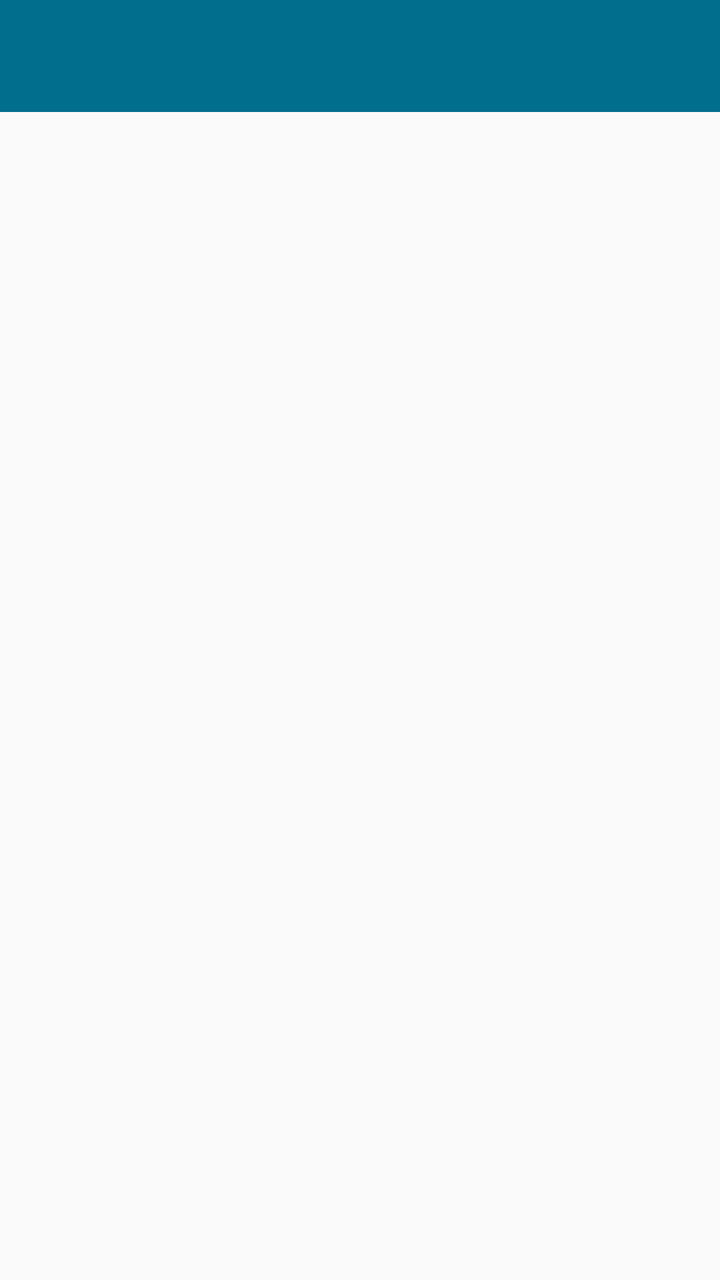
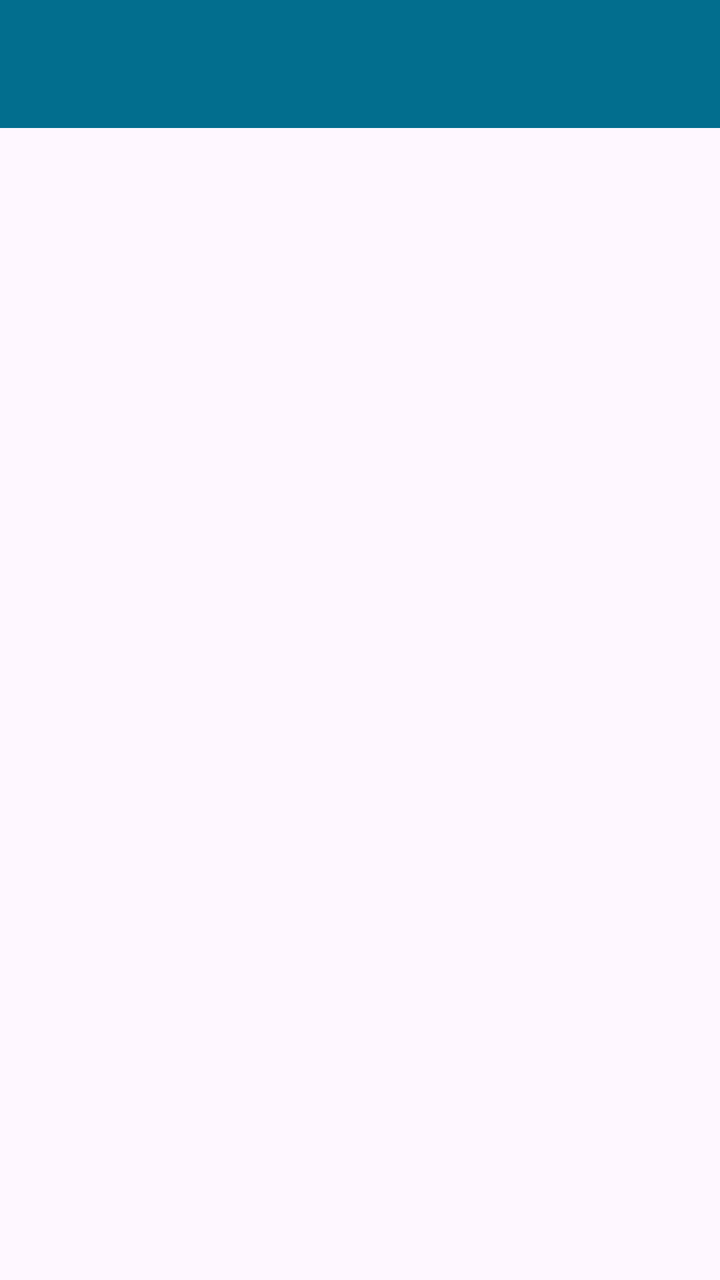

The first picture is an Android layout as it rendered before a commit; the second is the same layout after the commit. The layout source and the unified diff follow.
<!-- AndroidManifest.xml: application theme Theme.AppCompat.DayNight -->
<!-- res/layout/activity_game_list.xml -->
<?xml version="1.0" encoding="utf-8"?>
<androidx.coordinatorlayout.widget.CoordinatorLayout
    xmlns:android="http://schemas.android.com/apk/res/android"
    xmlns:app="http://schemas.android.com/apk/res-auto"
    xmlns:tools="http://schemas.android.com/tools"
    android:layout_width="match_parent"
    android:layout_height="match_parent"
    tools:context=".activities.GameListActivity">

    <com.google.android.material.appbar.AppBarLayout
        android:layout_width="match_parent"
        android:layout_height="wrap_content"
        android:background="@color/colorAccent"
        android:fitsSystemWindows="true"
        app:elevation="0dip"
        app:theme="@style/ThemeOverlay.AppCompat.Dark.ActionBar">

        <androidx.appcompat.widget.Toolbar
            android:id="@+id/toolbar"
            android:layout_width="match_parent"
            android:layout_height="wrap_content"
            app:titleTextColor="@color/colorPrimary" />

        <androidx.recyclerview.widget.RecyclerView
            android:id="@+id/recyclerView"
            android:layout_width="match_parent"
            android:layout_height="match_parent"
            android:scrollbars="vertical"
            app:layout_behavior="@string/appbar_scrolling_view_behavior" />
    </com.google.android.material.appbar.AppBarLayout>

</androidx.coordinatorlayout.widget.CoordinatorLayout>
<!-- resources referenced by this layout -->
<resources>
  <color name="colorAccent">#026E8E</color>
  <color name="colorPrimary">#FFFFFF</color>
</resources>

<!-- the commit's change to res/layout/activity_game_list.xml (unified diff, before → after) -->
@@ -12,8 +12,7 @@
         android:layout_height="wrap_content"
         android:background="@color/colorAccent"
         android:fitsSystemWindows="true"
-        app:elevation="0dip"
-        app:theme="@style/ThemeOverlay.AppCompat.Dark.ActionBar">
+        app:elevation="0dip">
 
         <androidx.appcompat.widget.Toolbar
             android:id="@+id/toolbar"
<!-- resource entries referenced after the edit -->
@@ -2,5 +2,19 @@
 <resources>
   <color name="colorAccent">#026E8E</color>
   <color name="colorPrimary">#FFFFFF</color>
+  <style name="Theme.MobileAppDevelopmentCA" parent="Base.Theme.MobileAppDevelopmentCA" />
+  <style name="Base.Theme.MobileAppDevelopmentCA" parent="Theme.Material3.DayNight.NoActionBar">
+          
+          <item name="colorPrimary">@color/colorAccent</item>
+          <item name="colorPrimaryVariant">@color/colorPrimaryDark</item>
+          <item name="colorOnPrimary">@color/white</item>
+          
+          <item name="colorOnSecondary">@color/black</item>
+          
+          <item name="android:statusBarColor">?attr/colorPrimaryVariant</item>
+      </style>
+  <color name="colorPrimaryDark">#000000</color>
+  <color name="white">#FFFFFFFF</color>
+  <color name="black">#FF000000</color>
 </resources>
 
